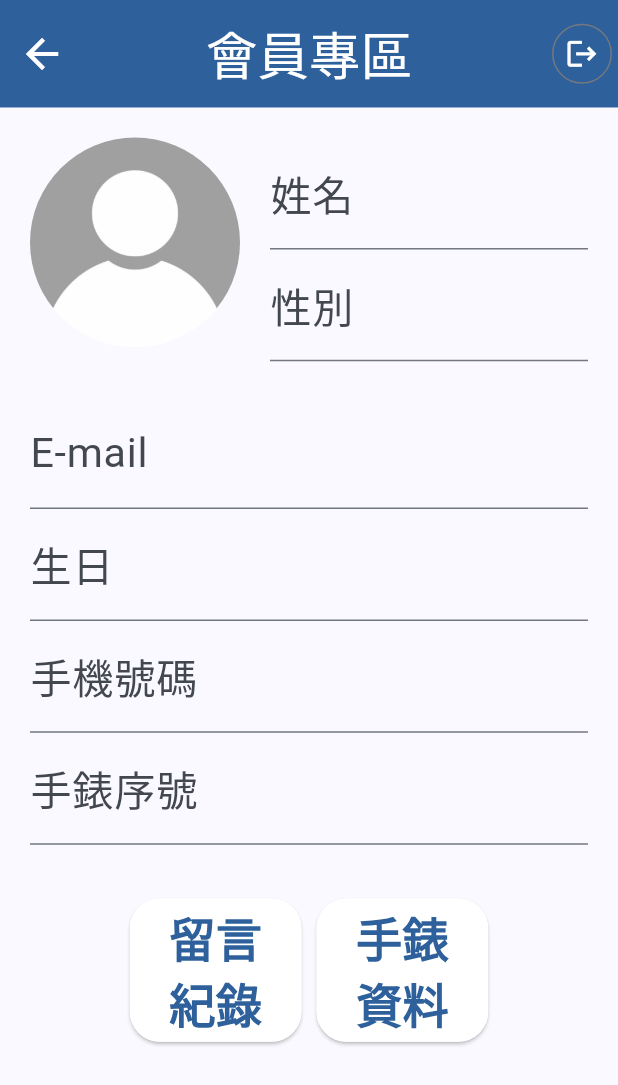
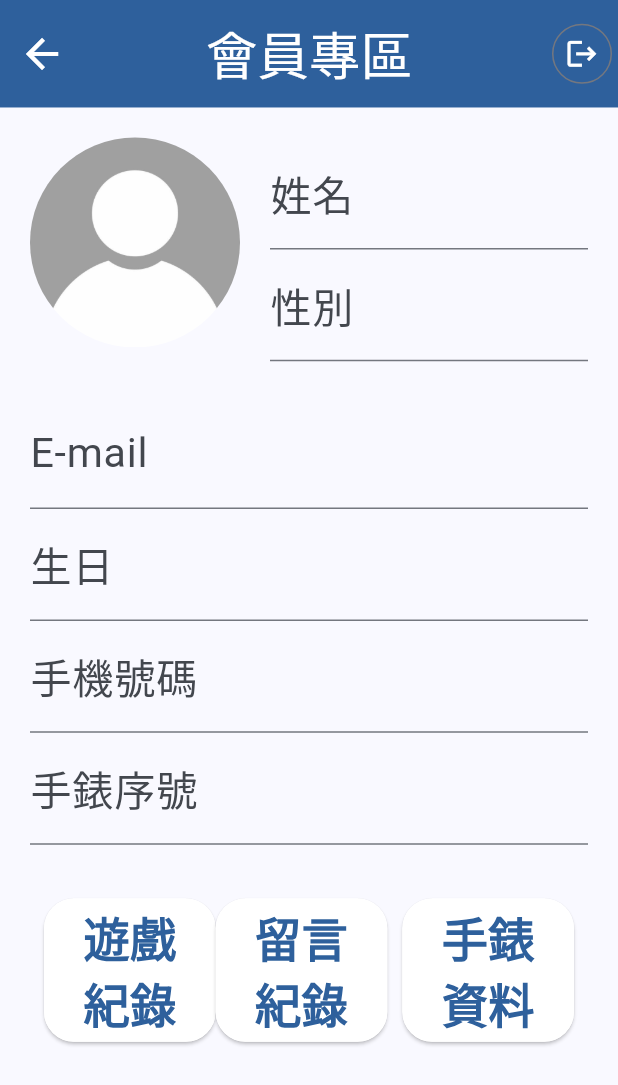
Before and after one commit to xwpi22/HEApp, a Flutter app: the AccountView screen opened by its route, on a phone screen of 412 x 824 dp. Shown: the top 1085 px of the screen. Run offline on Flutter 3.47's test engine with Material 3 defaults, Android fonts, the light colour scheme and no system bars; our stand-ins replace firebase_auth, firebase_core, flutter_screenutil, google_fonts, image_picker, material_design_icons_flutter and 2 more; missing offline and left inert: mobile_scanner; accounts and stored records are empty; generated files the repository leaves out were written again.

Commit message:
add recordsview into account view

```diff
--- a/lib/views/account_view/account_view.dart
+++ b/lib/views/account_view/account_view.dart
@@ -1,6 +1,8 @@
 // import 'dart:nativewrappers/_internal/vm/lib/internal_patch.dart';
 
 import 'package:flutter/material.dart';
+import 'package:heapp/views/records_view/records_list_view.dart';
+import 'package:heapp/views/records_view/records_view.dart';
 import 'dart:io';
 import 'package:image/image.dart' as img;
 import 'package:flutter_screenutil/flutter_screenutil.dart';
@@ -264,6 +266,34 @@ class _AccountViewState extends State<AccountView> {
                             ),
                             onPressed: () async {
                               Navigator.of(context).push(MaterialPageRoute(
+                                  builder: (context) => RecordsView()));
+                            },
+                            child: Text(
+                              '遊戲\n紀錄',
+                              style: TextStyle(
+                                fontSize: 27.sp,
+                                fontWeight: FontWeight.bold,
+                                color: Color(0xFF2E609C),
+                              ),
+                            ),
+                          ),
+                          ElevatedButton(
+                            style: ElevatedButton.styleFrom(
+                              maximumSize: Size(120.w, 120.h),
+                              minimumSize: Size(100.w, 80.h),
+                              backgroundColor: Colors.white,
+                              shape: const RoundedRectangleBorder(
+                                side: BorderSide(
+                                  // color: Colors.black,
+                                  color: Colors.white,
+                                  width: 1.5,
+                                ),
+                                borderRadius:
+                                    BorderRadius.all(Radius.circular(20)),
+                              ),
+                            ),
+                            onPressed: () async {
+                              Navigator.of(context).push(MaterialPageRoute(
                                   builder: (context) =>
                                       MessageBoardView(userId: user.id)));
                             },
```
Also changed, not shown: 33 other files.
